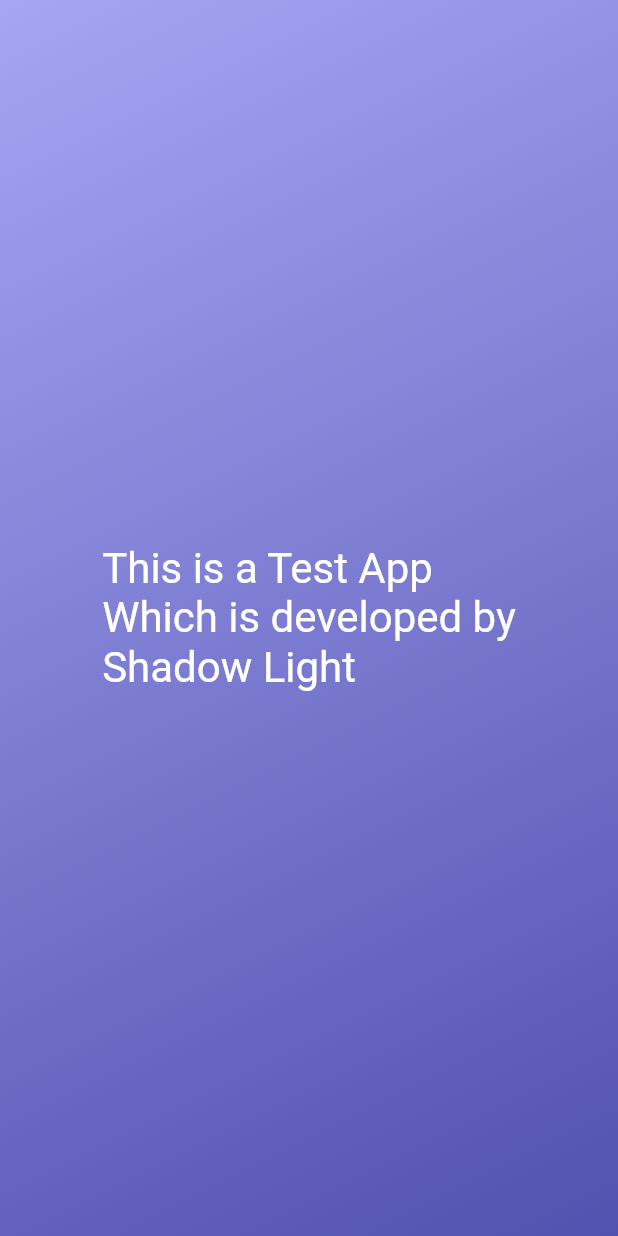
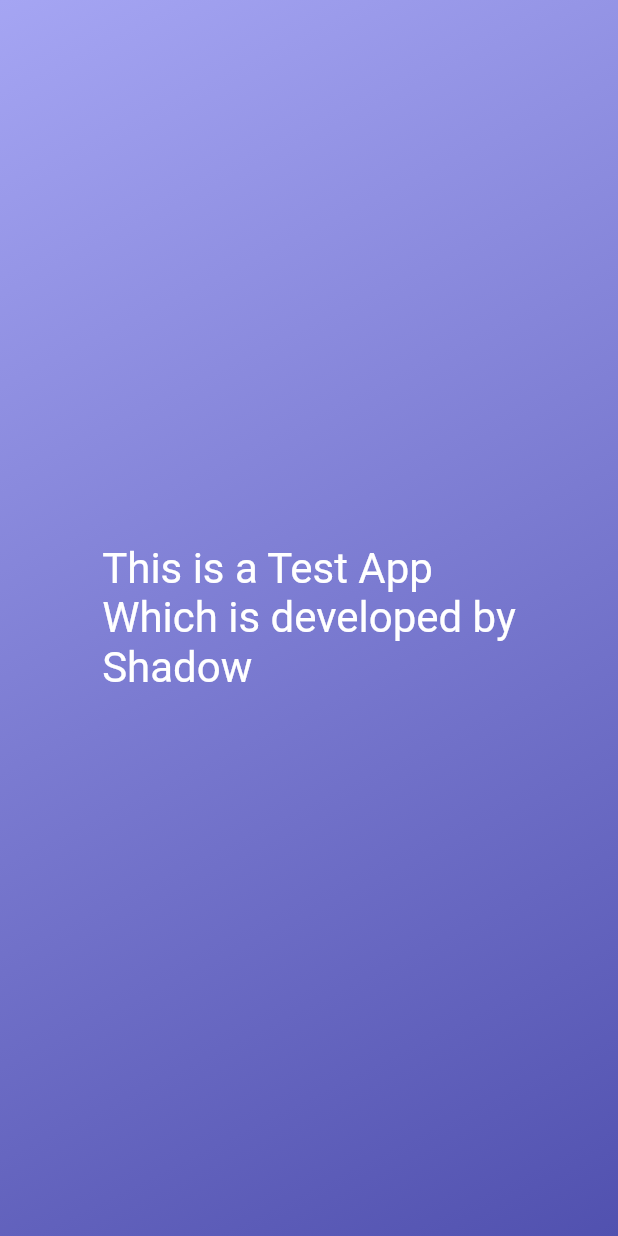
Before and after one commit to yhrjfj/Dice_App, a Flutter app: the screen it shows after launch, on a phone screen of 412 x 824 dp. Run offline on Flutter 3.47's test engine with Material 2 defaults, Android fonts, the phone set to English and light mode, and no system bars.

Commit message:
Make style_text as a reuseable variable

```diff
--- a/lib/gradient_container.dart
+++ b/lib/gradient_container.dart
@@ -20,8 +20,8 @@ class GradientContainer extends StatelessWidget {
           end: endAlignment,
         ),
       ),
-      child: const Center(
-        child: StyleText(),
+      child: Center(
+        child: StyleText('This is a Test App\nWhich is developed by\nShadow'),
       ),
     );
   }
--- a/lib/style_text.dart
+++ b/lib/style_text.dart
@@ -1,14 +1,16 @@
 import 'package:flutter/material.dart';
 
 class StyleText extends StatelessWidget {
-  const StyleText({super.key});
+  StyleText(this.text, {super.key});
+
+  String text;
 
   @override
   Widget build(context) {
     // Add the required BuildContext parameter
-    return const Text(
-      'This is a Test App\nWhich is developed by\nShadow Light',
-      style: TextStyle(
+    return Text(
+      text,
+      style: const TextStyle(
         color: Colors.white,
         fontSize: 28,
       ),
```
